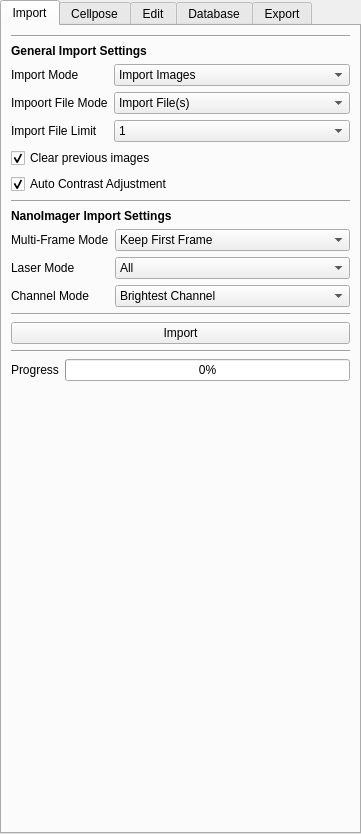
Before: the Qt Designer form src/napari_akseg/akseg_ui.ui in piedrro/napari-akseg, drawn with Qt 5.
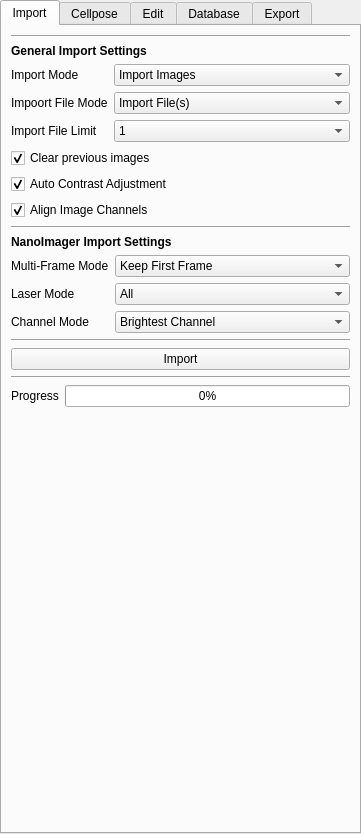
After: the same form once the commit is applied.

Commit message: Added auto align channels function

The edit to the form file:
```diff
--- a/src/napari_akseg/akseg_ui.ui
+++ b/src/napari_akseg/akseg_ui.ui
@@ -218,6 +218,16 @@
       </property>
      </widget>
     </item>
+    <item>
+     <widget class="QCheckBox" name="import_align">
+      <property name="text">
+       <string>Align Image Channels</string>
+      </property>
+      <property name="checked">
+       <bool>true</bool>
+      </property>
+     </widget>
+    </item>
     <item>
      <widget class="Line" name="line_9">
       <property name="orientation">
```
The commit also changes 4 other files.
